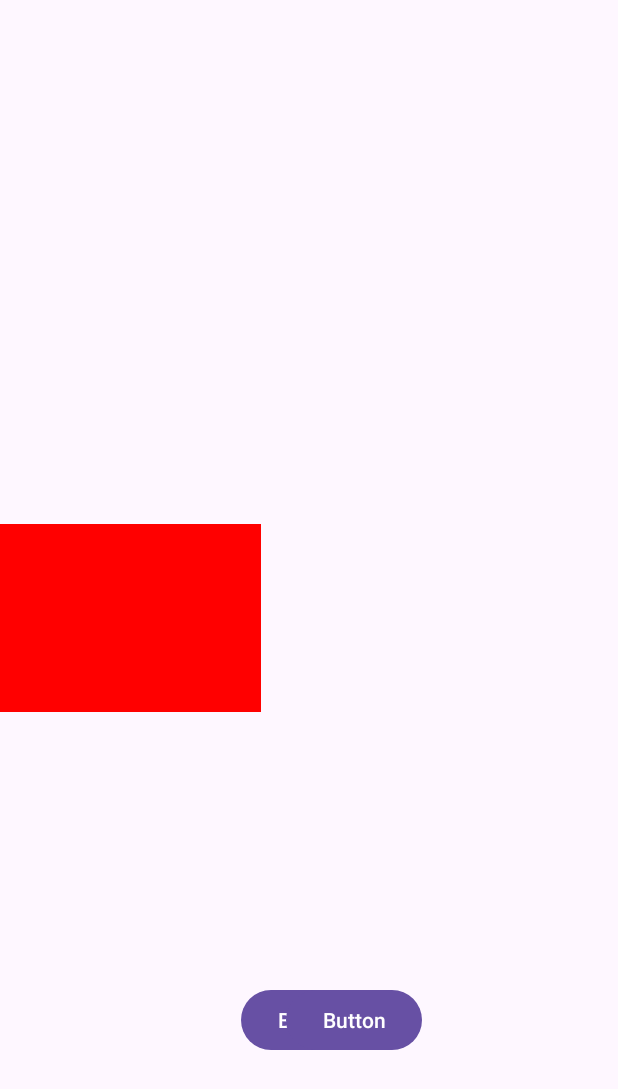
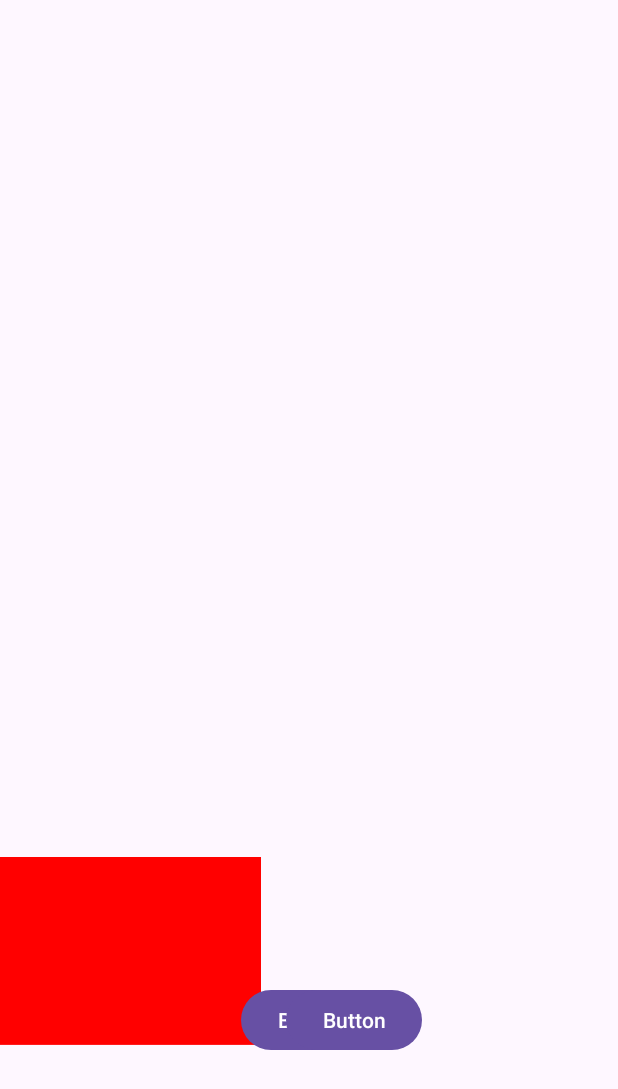
Before and after one commit to psyfm22/StackingGame, an Android app: the screen it shows after launch (MainActivity), after a tap on "Button", on a phone screen of 412 x 824 dp. Shown: the top 1089 px of the screen. Run offline under Robolectric (Android 15) with nearby library versions, the phone set to English and light mode, and no system bars; 1 statement that could not run was skipped.

Commit message:
Box now fully stops at the bottom

```diff
--- a/app/src/main/java/com/example/stackinggame/MainActivity.java
+++ b/app/src/main/java/com/example/stackinggame/MainActivity.java
@@ -26,13 +26,16 @@ public class MainActivity extends AppCompatActivity {
         View movingBox = findViewById(R.id.movingBox);
         Button button = findViewById(R.id.button);
         Button button2 = findViewById(R.id.button2);
+        Button button3 = findViewById(R.id.button3);
 
         float boxWidthInPx = TypedValue.applyDimension(TypedValue.COMPLEX_UNIT_DIP, 174, getResources().getDisplayMetrics());
+        float boxHeightInPx = TypedValue.applyDimension(TypedValue.COMPLEX_UNIT_DIP, 174, getResources().getDisplayMetrics());
 
-        final float[] startingLocation = {0f};
-        final float[] endingLocation = {getResources().getDisplayMetrics().widthPixels - boxWidthInPx};
+        final float[] startingLocationX = {0f};
+        final float[] endingLocationX = {getResources().getDisplayMetrics().widthPixels - boxWidthInPx};
+        final float[] endingLocationY = {getResources().getDisplayMetrics().heightPixels - boxHeightInPx - boxWidthInPx};
 
-        animator = ObjectAnimator.ofFloat(movingBox, "translationX", startingLocation[0], endingLocation[0]);
+        animator = ObjectAnimator.ofFloat(movingBox, "translationX", startingLocationX[0], endingLocationX[0]);
         animator.setDuration(3000);
 
         button.setOnClickListener(view -> {
@@ -42,7 +45,7 @@ public class MainActivity extends AppCompatActivity {
         button2.setOnClickListener(view -> {
             animator.pause();
             Log.d("COMP3018", ""+ movingBox.getX());
-            animator2 = ObjectAnimator.ofFloat(movingBox, "translationY", 0f, movingBox.getX());
+            animator2 = ObjectAnimator.ofFloat(movingBox, "translationY", 0f, endingLocationY[0]);
             animator2.setDuration(3000);
             animator2.start();
         });
@@ -54,10 +57,10 @@ public class MainActivity extends AppCompatActivity {
             @Override
             public void onAnimationEnd(Animator animation) {
                 float holder;
-                holder = startingLocation[0];
-                startingLocation[0] = endingLocation[0];
-                endingLocation[0] = holder;
-                animator.setFloatValues(startingLocation[0], endingLocation[0]);
+                holder = startingLocationX[0];
+                startingLocationX[0] = endingLocationX[0];
+                endingLocationX[0] = holder;
+                animator.setFloatValues(startingLocationX[0], endingLocationX[0]);
                 animator.start();
             }
 
--- a/app/src/main/res/layout/activity_main.xml
+++ b/app/src/main/res/layout/activity_main.xml
@@ -11,8 +11,8 @@
         android:id="@+id/movingBox"
         android:layout_width="174dp"
         android:layout_height="125dp"
+        android:layout_marginTop="174dp"
         android:background="#FF0000"
-        app:layout_constraintBottom_toBottomOf="parent"
         app:layout_constraintEnd_toEndOf="parent"
         app:layout_constraintHorizontal_bias="0.0"
         app:layout_constraintStart_toStartOf="parent"
```
